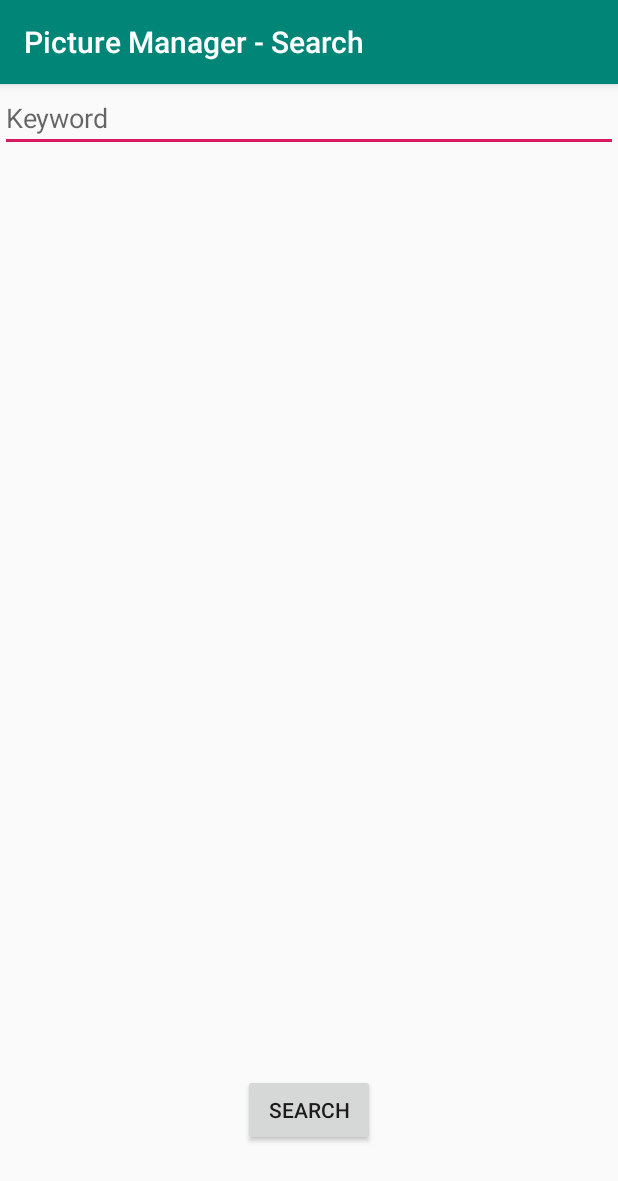
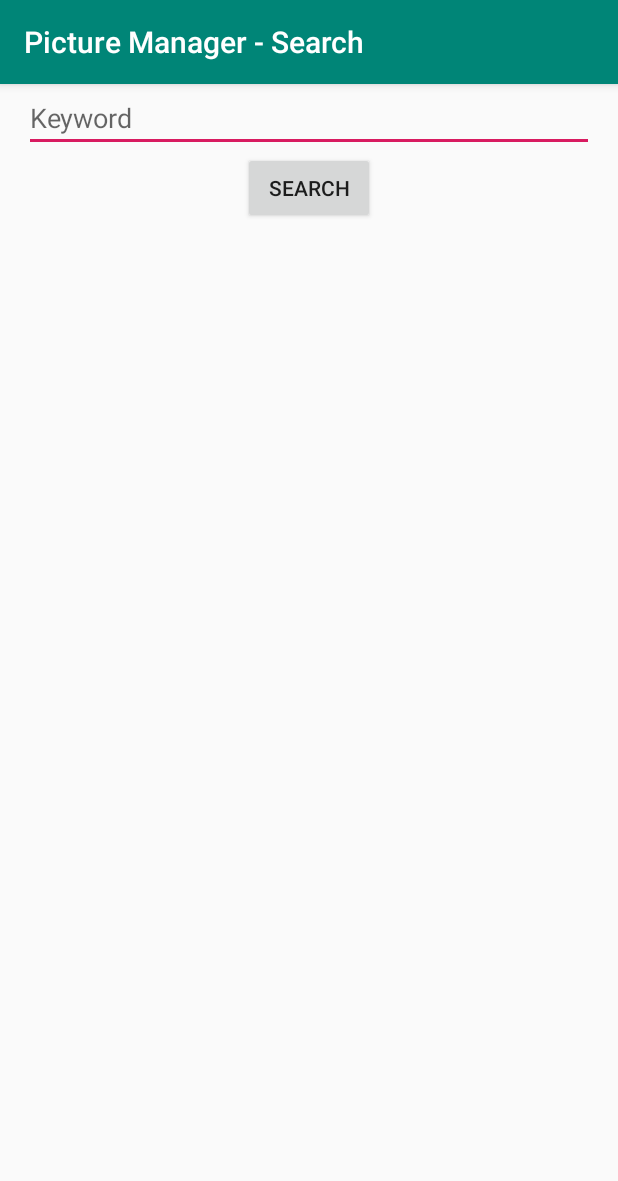
Before and after one commit to real-neo/COM6510, an Android app: the screen it shows after launch (SearchActivity), in the options menu, after a tap on "Search", on a phone screen of 412 x 824 dp. Shown: the top 1181 px of the screen. Run offline under Robolectric (Android 15) with nearby library versions, the phone set to English and light mode, and no system bars; our stand-ins replace Room's generated code; libraries missing offline, so code that uses them is left out: pl.aprilapps.easyphotopicker; 2 statements that could not run were skipped.

Commit message:
Reformat code.

```diff
--- a/app/src/main/res/layout/activity_image_extra.xml
+++ b/app/src/main/res/layout/activity_image_extra.xml
@@ -4,7 +4,7 @@
     android:layout_width="match_parent"
     android:layout_height="match_parent"
     android:orientation="vertical"
-    tools:context="uk.ac.shef.oak.com6510.ImageExtraActivity">
+    tools:context=".ImageExtraActivity">
 
     <ImageView
         android:id="@+id/extra_picture"
--- a/app/src/main/res/layout/activity_info.xml
+++ b/app/src/main/res/layout/activity_info.xml
@@ -4,7 +4,7 @@
     android:layout_width="match_parent"
     android:layout_height="match_parent"
     android:orientation="vertical"
-    tools:context="uk.ac.shef.oak.com6510.InfoActivity">
+    tools:context=".InfoActivity">
 
     <EditText
         android:id="@+id/edit_text_title"
--- a/app/src/main/res/layout/activity_result.xml
+++ b/app/src/main/res/layout/activity_result.xml
@@ -2,14 +2,14 @@
     xmlns:tools="http://schemas.android.com/tools"
     android:layout_width="match_parent"
     android:layout_height="match_parent"
-    tools:context="uk.ac.shef.oak.com6510.ResultActivity">
+    tools:context=".ResultActivity">
 
     <android.support.v7.widget.RecyclerView
         android:id="@+id/grid_recycler_view_result"
         android:layout_width="match_parent"
         android:layout_height="match_parent"
-        android:layout_marginStart="8dp"
-        android:layout_marginEnd="8dp"
+        android:layout_marginStart="@dimen/activity_horizontal_margin"
+        android:layout_marginEnd="@dimen/activity_horizontal_margin"
         android:gravity="center" />
 
 </android.support.design.widget.CoordinatorLayout>
--- a/app/src/main/res/layout/activity_search.xml
+++ b/app/src/main/res/layout/activity_search.xml
@@ -1,21 +1,24 @@
 <?xml version="1.0" encoding="utf-8"?>
-<RelativeLayout
-    xmlns:android="http://schemas.android.com/apk/res/android" android:layout_width="match_parent"
-    android:layout_height="match_parent">
+<LinearLayout xmlns:android="http://schemas.android.com/apk/res/android"
+    xmlns:tools="http://schemas.android.com/tools"
+    android:layout_width="match_parent"
+    android:layout_height="match_parent"
+    android:orientation="vertical"
+    tools:context=".SearchActivity">
 
     <EditText
         android:id="@+id/search_key"
         android:layout_width="match_parent"
         android:layout_height="wrap_content"
-        android:hint="Keyword"/>
+        android:layout_marginStart="@dimen/activity_horizontal_margin"
+        android:layout_marginEnd="@dimen/activity_horizontal_margin"
+        android:hint="Keyword" />
 
     <Button
         android:id="@+id/search_button"
         android:layout_width="wrap_content"
         android:layout_height="wrap_content"
-        android:layout_alignParentBottom="true"
-        android:layout_centerHorizontal="true"
-        android:layout_marginBottom="60dp"
-        android:text="Search"/>
+        android:layout_gravity="center"
+        android:text="Search" />
 
-</RelativeLayout>
+</LinearLayout>
--- a/app/src/main/res/layout/content.xml
+++ b/app/src/main/res/layout/content.xml
@@ -4,15 +4,15 @@
     android:layout_width="match_parent"
     android:layout_height="match_parent"
     app:layout_behavior="@string/appbar_scrolling_view_behavior"
-    tools:context="uk.ac.shef.oak.com6510.MainActivity"
+    tools:context=".MainActivity"
     tools:showIn="@layout/activity_main">
 
     <android.support.v7.widget.RecyclerView
         android:id="@+id/grid_recycler_view"
         android:layout_width="match_parent"
         android:layout_height="match_parent"
-        android:layout_marginStart="8dp"
-        android:layout_marginEnd="8dp"
+        android:layout_marginStart="@dimen/activity_horizontal_margin"
+        android:layout_marginEnd="@dimen/activity_horizontal_margin"
         android:gravity="center" />
 
 </android.support.constraint.ConstraintLayout>
--- a/app/src/main/res/layout/info_text_view.xml
+++ b/app/src/main/res/layout/info_text_view.xml
@@ -9,7 +9,7 @@
         android:layout_width="0dp"
         android:layout_height="wrap_content"
         android:layout_weight="2"
-        android:textColor="@android:color/black"/>
+        android:textColor="@android:color/black" />
 
     <TextView
         android:id="@+id/info_value"
```
Also changed, not shown: app/src/main/AndroidManifest.xml (+10 -8 lines), app/src/main/res/layout/activity_image.xml (+9 -13 lines), app/src/main/res/layout/activity_main.xml (+7 -9 lines), app/src/main/res/layout/activity_map.xml (+5 -19 lines), app/src/main/res/layout/picture.xml (+3 -4 lines).
